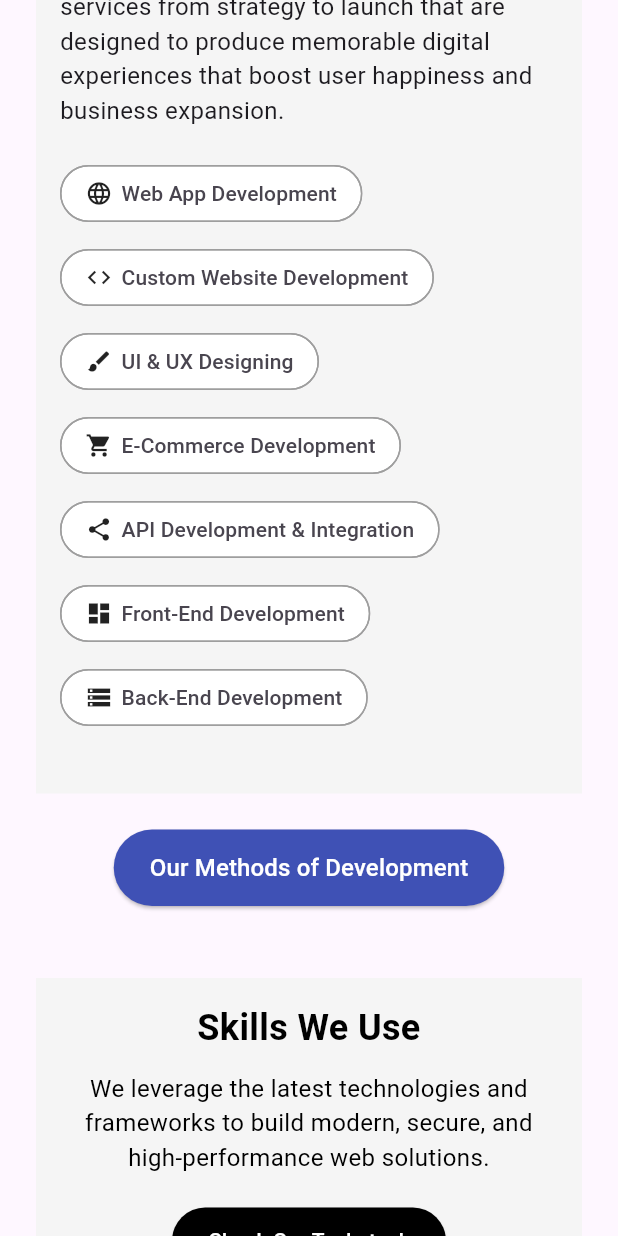
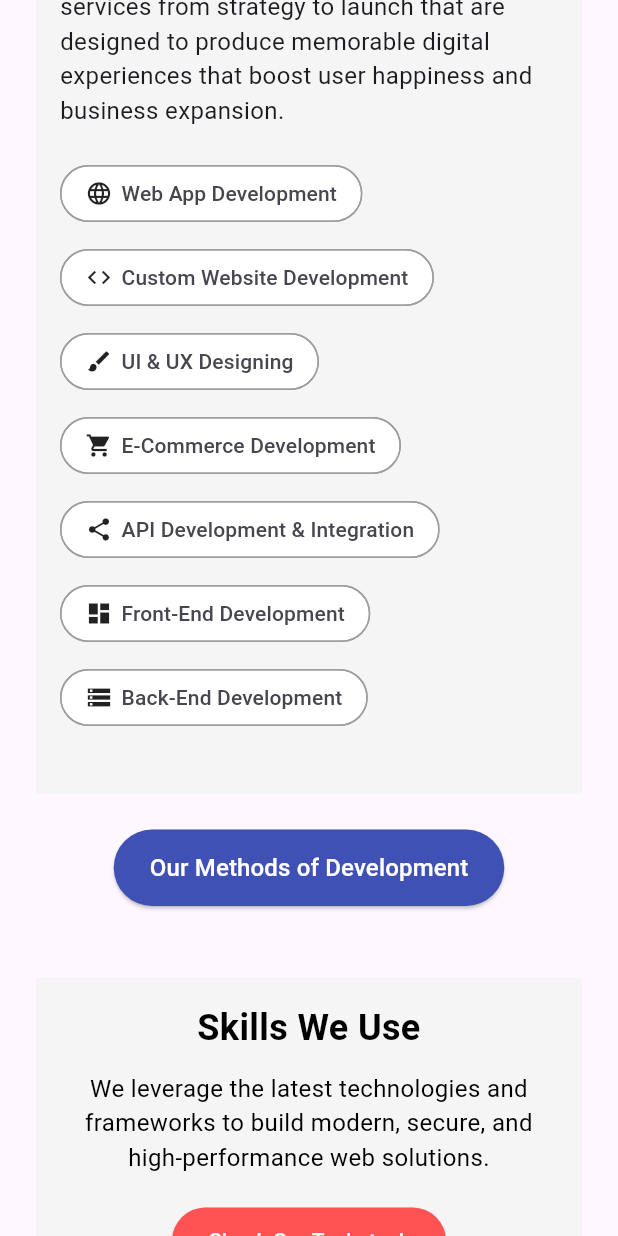
Before and after one commit to Vanshahuja1/One-Aim-App, a Flutter app: the ContainWeb screen opened directly, scrolled down 576 dp, on a phone screen of 412 x 824 dp. Run offline on Flutter 3.47's test engine with Material 3 defaults, Android fonts, the phone set to English and light mode, and no system bars; our stand-ins replace visibility_detector; network calls fail.

Commit message:
Update web4.dart

```diff
--- a/lib/Web_Service/web4.dart
+++ b/lib/Web_Service/web4.dart
@@ -88,7 +88,7 @@ class _AmTcSectionState extends State<AmTcSection> {
           ElevatedButton(
             onPressed: _toggleTechnologies,
             style: ElevatedButton.styleFrom(
-              backgroundColor: Colors.black,
+              backgroundColor: Colors.redAccent,
               shape: RoundedRectangleBorder(
                 borderRadius: BorderRadius.circular(30),
               ),
```
